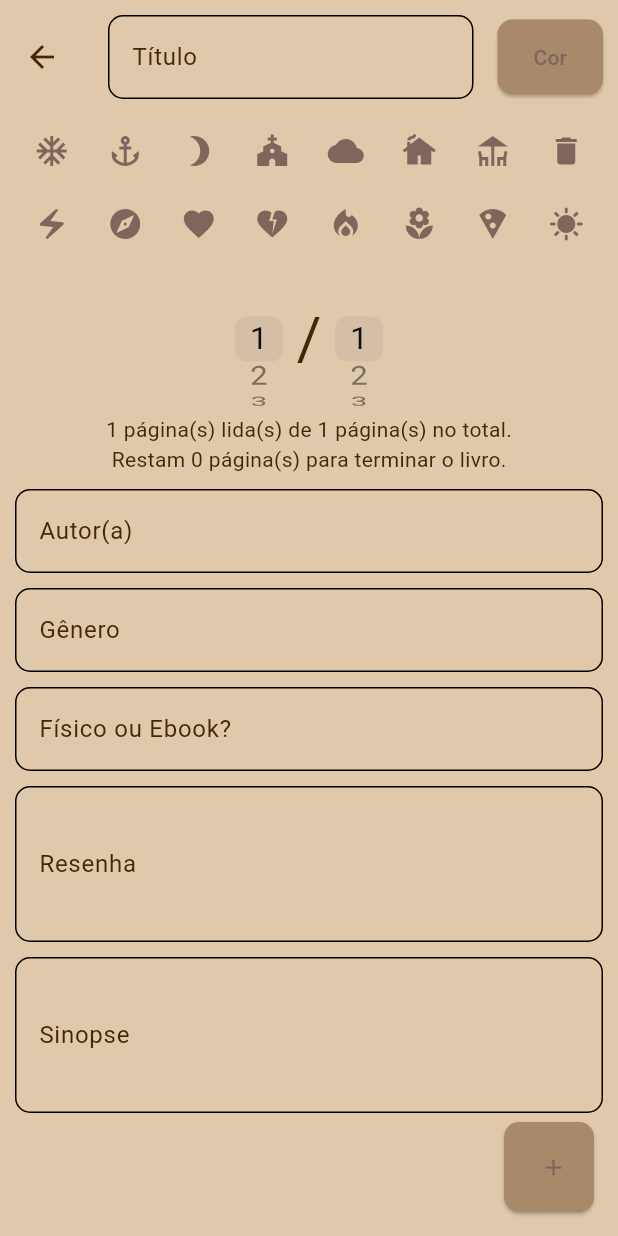
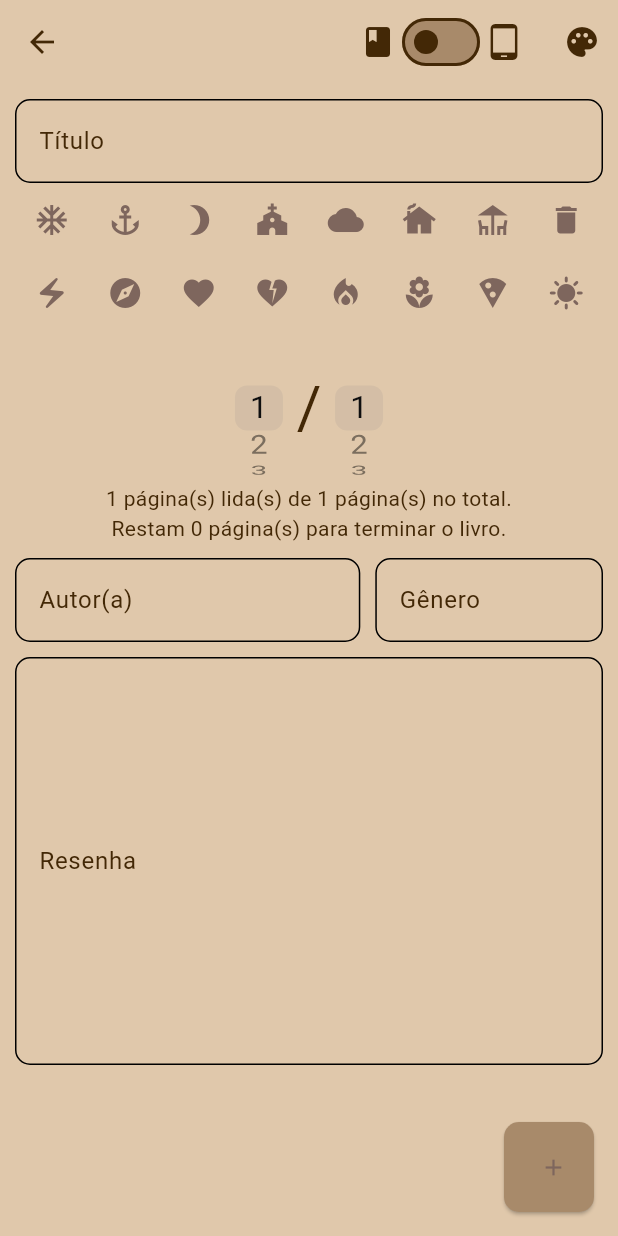
Before and after one commit to DevMonts/Book-App, a Flutter app: the RegisterBookPage screen opened by its route, on a phone screen of 412 x 824 dp. Run offline on Flutter 3.47's test engine with Material 3 defaults, Android fonts, the phone set to English and light mode, and no system bars; our stand-ins replace cloud_firestore, firebase_auth, firebase_core, flutter_colorpicker, shared_preferences; accounts and stored records are empty.

Commit message:
style: register book page

```diff
--- a/lib/common/constants/app_strings.dart
+++ b/lib/common/constants/app_strings.dart
@@ -52,7 +52,9 @@ class AppStrings {
   static const String title = 'Título';
   static const String author = 'Autor(a)';
   static const String gender = 'Gênero';
-  static const String format = 'Físico ou Ebook?';
+  //static const String format = 'Físico ou Ebook?';
+  static const String ebook = 'ebook';
+  static const String physical = 'físico';
   static const String synopsis = 'Sinopse';
   static const String review = 'Resenha';
   static const String color = 'Cor';
--- a/lib/features/bookcase/presentation/page/bookcase_page.dart
+++ b/lib/features/bookcase/presentation/page/bookcase_page.dart
@@ -303,8 +303,8 @@ class _BookcasePageState extends State<BookcasePage> {
                                                                             book['gender'],
                                                                         format:
                                                                             book['format'],
-                                                                        synopsis:
-                                                                            book['synopsis'],
+                                                                        // synopsis:
+                                                                        //     book['synopsis'],
                                                                         review:
                                                                             book['review'],
                                                                         // color:
--- a/lib/features/register/logic/providers/register_book_provider.dart
+++ b/lib/features/register/logic/providers/register_book_provider.dart
@@ -17,7 +17,7 @@ class RegisterBookProvider extends ChangeNotifier {
     required gender,
     required format,
     required color,
-    required synopsis,
+    //required synopsis,
     required review,
     required icon,
   }) async {
@@ -41,7 +41,7 @@ class RegisterBookProvider extends ChangeNotifier {
           'author': author,
           'gender': gender,
           'format': format,
-          'synopsis': synopsis,
+          //'synopsis': synopsis,
           'review': review,
           'color':
               '#${(color ?? AppColors.violetBlue).value.toRadixString(
--- a/lib/features/register/presentation/page/register_book_page.dart
+++ b/lib/features/register/presentation/page/register_book_page.dart
@@ -21,6 +21,7 @@ class _RegisterBookPageState extends State<RegisterBookPage> {
   late TextEditingController titleController;
   late TextEditingController currentPageController = TextEditingController();
   late TextEditingController pagesController = TextEditingController();
+  bool isEbook = false;
 
   @override
   void initState() {
@@ -40,7 +41,7 @@ class _RegisterBookPageState extends State<RegisterBookPage> {
   @override
   void dispose() {
     colorController.dispose();
-    titleController.dispose();
+    //titleController.dispose();
     currentPageController.dispose();
     pagesController.dispose();
     super.dispose();
@@ -56,8 +57,8 @@ class _RegisterBookPageState extends State<RegisterBookPage> {
     //final titleController = TextEditingController();
     final authorController = TextEditingController();
     final genderController = TextEditingController();
-    final formatController = TextEditingController();
-    final synopsisController = TextEditingController();
+    //final formatController = TextEditingController();
+    //final synopsisController = TextEditingController();
     final reviewController = TextEditingController();
     final List<Map<String, dynamic>> iconsList = [
       {
@@ -132,42 +133,46 @@ class _RegisterBookPageState extends State<RegisterBookPage> {
         int.parse(
           currentPageController.text,
         );
-
     return Scaffold(
-      appBar: PreferredSize(
-        preferredSize: Size.fromHeight(
-          kToolbarHeight + 10,
-        ),
-        child: Column(
-          children: [
-            SizedBox(
-              height: 10,
-            ),
-            AppBar(
+      appBar: AppBar(
         backgroundColor: Theme.of(
           context,
         ).scaffoldBackgroundColor,
-              title: TextFormField(
-                //TODO: required field
-                decoration: AppInputDecoration.inputDecoration.copyWith(
-                  labelText: AppStrings.title,
+        title: Row(
+          mainAxisAlignment: MainAxisAlignment.end,
+          children: [
+            Icon(
+              Icons.book,
             ),
-                controller: titleController,
+            Switch(
+              value: isEbook,
+              onChanged: (value) {
+                setState(
+                  () {
+                    isEbook = value;
+                  },
+                );
+              },
+            ),
+            Icon(
+              Icons.tablet_android,
+            ),
+          ],
         ),
         actions: [
-                ElevatedButton(
-                  style: ElevatedButton.styleFrom(
-                    backgroundColor: selectedColor,
-                    minimumSize: Size(
-                      0,
-                      50,
-                    ),
-                    shape: RoundedRectangleBorder(
-                      borderRadius: BorderRadius.circular(
-                        10,
-                      ),
-                    ),
-                  ),
+          IconButton(
+            // style: ElevatedButton.styleFrom(
+            //   backgroundColor: selectedColor,
+            //   minimumSize: Size(
+            //     0,
+            //     50,
+            //   ),
+            //   shape: RoundedRectangleBorder(
+            //     borderRadius: BorderRadius.circular(
+            //       10,
+            //     ),
+            //   ),
+            // ),
             onPressed: () async {
               final pickedColor = await showDialog<Color>(
                 context: context,
@@ -199,17 +204,12 @@ class _RegisterBookPageState extends State<RegisterBookPage> {
                 );
               }
             },
-                  child: Text(
-                    AppStrings.color,
+            icon: Icon(
+              Icons.palette,
+              color: selectedColor,
             ),
           ),
-                SizedBox(
-                  width: 10,
-                ),
         ],
-            ),
-          ],
-        ),
       ),
       body: Padding(
         padding: const EdgeInsets.all(
@@ -218,6 +218,13 @@ class _RegisterBookPageState extends State<RegisterBookPage> {
         child: SingleChildScrollView(
           child: Column(
             children: [
+              TextFormField(
+                //TODO: required field
+                decoration: AppInputDecoration.inputDecoration.copyWith(
+                  labelText: AppStrings.title,
+                ),
+                controller: titleController,
+              ),
               SizedBox(
                 height: 100,
                 child: GridView.builder(
@@ -235,10 +242,6 @@ class _RegisterBookPageState extends State<RegisterBookPage> {
                               },
                             );
                           },
-                          child: Padding(
-                            padding: const EdgeInsets.all(
-                              10,
-                            ),
                           child: Icon(
                             iconsList[index]['icon'],
                             color: selectedIcon == iconsList[index]['string']
@@ -264,7 +267,6 @@ class _RegisterBookPageState extends State<RegisterBookPage> {
                                     context,
                                   ).primaryColor,
                           ),
-                          ),
                           //TODO: deselect
                         );
                       },
@@ -273,9 +275,6 @@ class _RegisterBookPageState extends State<RegisterBookPage> {
                   ),
                 ),
               ),
-
-              Column(
-                children: [
               Row(
                 mainAxisAlignment: MainAxisAlignment.center,
                 children: [
@@ -331,93 +330,65 @@ class _RegisterBookPageState extends State<RegisterBookPage> {
               ),
               Text(
                 '${currentPageController.text} página(s) lida(s) de ${pagesController.text} página(s) no total.',
+                textAlign: TextAlign.center,
               ),
               Text(
                 'Restam $remainPages página(s) para terminar o livro.',
+                textAlign: TextAlign.center,
               ),
-                ],
+              Row(
+                children: [
+                  Flexible(
+                    flex: 3,
+                    child: Padding(
+                      padding: const EdgeInsets.only(
+                        top: 10,
+                        right: 5,
+                        bottom: 10,
                       ),
-
-              SizedBox(
-                height: 10,
-              ),
-
-              TextFormField(
+                      child: TextFormField(
                         decoration: AppInputDecoration.inputDecoration.copyWith(
                           fillColor: selectedColor,
                           labelText: AppStrings.author,
                         ),
                         controller: authorController,
                       ),
-
-              SizedBox(
-                height: 10,
                     ),
-
-              TextFormField(
+                  ),
+                  Flexible(
+                    flex: 2,
+                    child: Padding(
+                      padding: const EdgeInsets.only(
+                        top: 10,
+                        left: 5,
+                        bottom: 10,
+                      ),
+                      child: TextFormField(
                         decoration: AppInputDecoration.inputDecoration.copyWith(
                           fillColor: selectedColor,
                           labelText: AppStrings.gender,
                         ),
                         controller: genderController,
                       ),
-
-              SizedBox(
-                height: 10,
                     ),
-
+                  ),
+                ],
+              ),
               TextFormField(
-                //TODO: switch
-                decoration: AppInputDecoration.inputDecoration.copyWith(
-                  fillColor: selectedColor,
-                  labelText: AppStrings.format,
-                ),
-                controller: formatController,
-              ),
-
-              SizedBox(
-                height: 10,
-              ),
-
-              SizedBox(
-                width: 500,
-                child: TextFormField(
                 decoration: AppInputDecoration.inputDecoration.copyWith(
                   fillColor: selectedColor,
                   labelText: AppStrings.review,
                 ),
-                  maxLines: 3,
+                maxLines: 10,
                 controller: reviewController,
               ),
-              ),
-
-              SizedBox(
-                height: 10,
-              ),
-
-              SizedBox(
-                //TODO: remove synopsis
-                width: 500,
-                child: TextFormField(
-                  decoration: AppInputDecoration.inputDecoration.copyWith(
-                    fillColor: selectedColor,
-                    labelText: AppStrings.synopsis,
-                  ),
-                  maxLines: 3,
-                  controller: synopsisController,
-                ),
-              ),
-
-              SizedBox(
-                height: 10,
-              ),
-
               //TODO: Use use books registered by other users
               //TODO: change to avaliation with stars
             ],
           ),
         ),
       ),
+
       floatingActionButton: AppButton(
         onPressed: () async {
           final registerBookProvider = Provider.of<RegisterBookProvider>(
@@ -431,8 +402,11 @@ class _RegisterBookPageState extends State<RegisterBookPage> {
             title: titleController.text,
             author: authorController.text,
             gender: genderController.text,
-            format: formatController.text,
-            synopsis: synopsisController.text,
+            format: //formatController.text,
+            isEbook
+                ? AppStrings.ebook
+                : AppStrings.physical,
+            //synopsis: synopsisController.text,
             review: reviewController.text,
             color: selectedColor,
             icon: (selectedIcon != null) ? selectedIcon : '',
```
Also changed, not shown: lib/features/details/presentation/page/details_page.dart (+20 -21 lines), lib/features/details/presentation/page/synopsis_page.dart (+36 -36 lines). Lines whose indentation alone changed are shown as unchanged.
